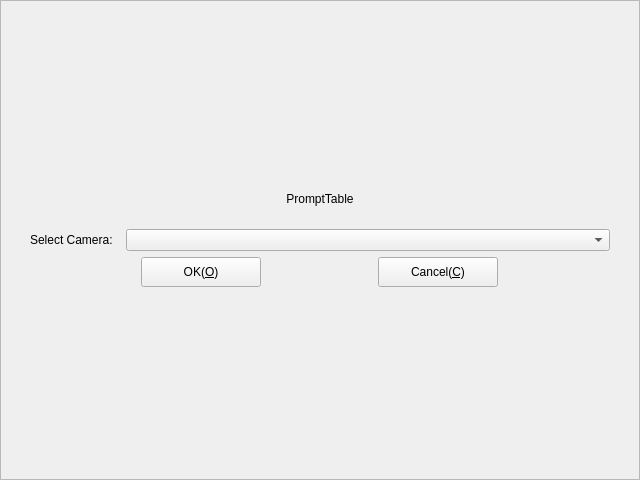
Old version of the form Widgets/FrmVideo/FrmVideo.ui in the repository KangLin/RabbitIm.
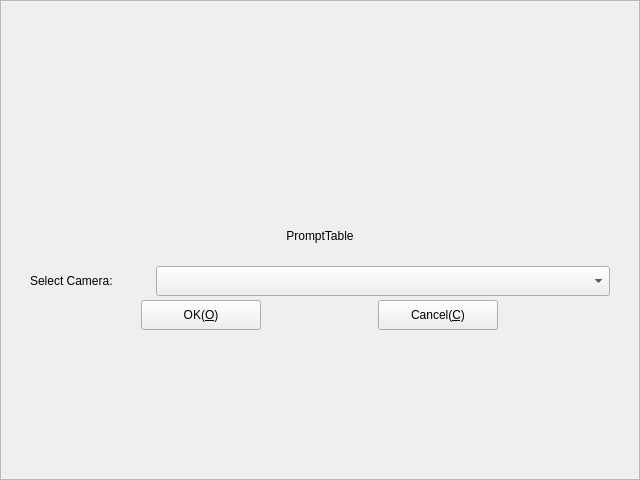
New version of the form. Icons and pictures are not drawn.

Commit message: 修改消息对话框

Diff of the .ui file:
```diff
--- a/Widgets/FrmVideo/FrmVideo.ui
+++ b/Widgets/FrmVideo/FrmVideo.ui
@@ -23,7 +23,7 @@
   <property name="frameShadow">
    <enum>QFrame::Raised</enum>
   </property>
-  <layout class="QGridLayout" name="gridLayout_3">
+  <layout class="QGridLayout" name="gridLayout_4">
    <item row="0" column="0">
     <widget class="QWidget" name="wdgInfo" native="true">
      <property name="sizePolicy">
@@ -35,17 +35,57 @@
      <property name="minimumSize">
       <size>
        <width>0</width>
-       <height>130</height>
+       <height>200</height>
       </size>
      </property>
      <property name="maximumSize">
       <size>
        <width>16777215</width>
-       <height>130</height>
+       <height>200</height>
       </size>
      </property>
-     <layout class="QGridLayout" name="gridLayout_2">
+     <layout class="QGridLayout" name="gridLayout_3">
       <item row="0" column="0">
+       <widget class="QWidget" name="widget" native="true">
+        <layout class="QGridLayout" name="gridLayout_2">
+         <item row="0" column="0">
+          <widget class="QLabel" name="lbAvator">
+           <property name="sizePolicy">
+            <sizepolicy hsizetype="Fixed" vsizetype="Fixed">
+             <horstretch>0</horstretch>
+             <verstretch>0</verstretch>
+            </sizepolicy>
+           </property>
+           <property name="minimumSize">
+            <size>
+             <width>48</width>
+             <height>48</height>
+            </size>
+           </property>
+           <property name="maximumSize">
+            <size>
+             <width>48</width>
+             <height>48</height>
+            </size>
+           </property>
+           <property name="text">
+            <string/>
+           </property>
+           <property name="pixmap">
+            <pixmap resource="../../Resource/Resource.qrc">:/icon/AppIcon</pixmap>
+           </property>
+           <property name="scaledContents">
+            <bool>true</bool>
+           </property>
+           <property name="alignment">
+            <set>Qt::AlignCenter</set>
+           </property>
+          </widget>
+         </item>
+        </layout>
+       </widget>
+      </item>
+      <item row="1" column="0">
        <widget class="QLabel" name="lbPrompt">
         <property name="sizePolicy">
          <sizepolicy hsizetype="Preferred" vsizetype="Fixed">
@@ -73,7 +113,7 @@
         </property>
        </widget>
       </item>
-      <item row="1" column="0">
+      <item row="2" column="0">
        <widget class="QWidget" name="ToolBar" native="true">
         <property name="sizePolicy">
          <sizepolicy hsizetype="Preferred" vsizetype="Fixed">
@@ -84,7 +124,7 @@
         <property name="minimumSize">
          <size>
           <width>335</width>
-          <height>60</height>
+          <height>80</height>
          </size>
         </property>
         <property name="maximumSize">
@@ -97,7 +137,7 @@
          <item row="0" column="0">
           <widget class="QLabel" name="label">
            <property name="sizePolicy">
-            <sizepolicy hsizetype="Fixed" vsizetype="Fixed">
+            <sizepolicy hsizetype="Minimum" vsizetype="Fixed">
              <horstretch>0</horstretch>
              <verstretch>0</verstretch>
             </sizepolicy>
@@ -105,7 +145,13 @@
            <property name="minimumSize">
             <size>
              <width>90</width>
-             <height>20</height>
+             <height>30</height>
+            </size>
+           </property>
+           <property name="maximumSize">
+            <size>
+             <width>120</width>
+             <height>16777215</height>
             </size>
            </property>
            <property name="text">
@@ -121,7 +167,7 @@
            <property name="minimumSize">
             <size>
              <width>200</width>
-             <height>20</height>
+             <height>30</height>
             </size>
            </property>
            <property name="toolTip">
```
The commit also changes 6 other files.
